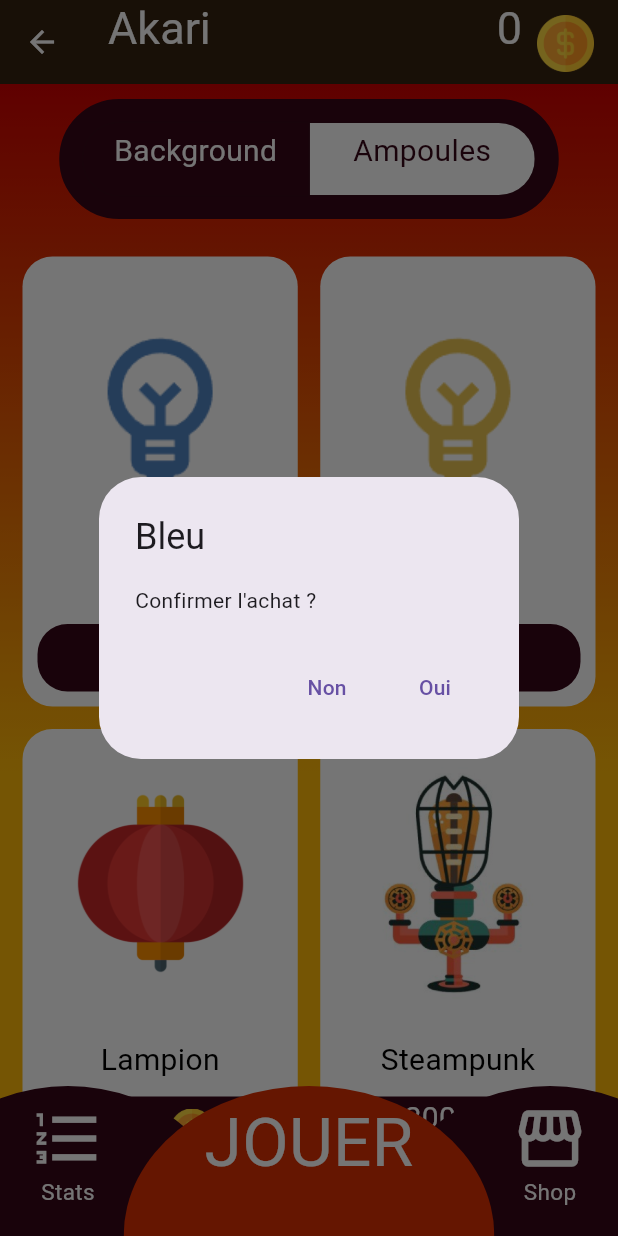
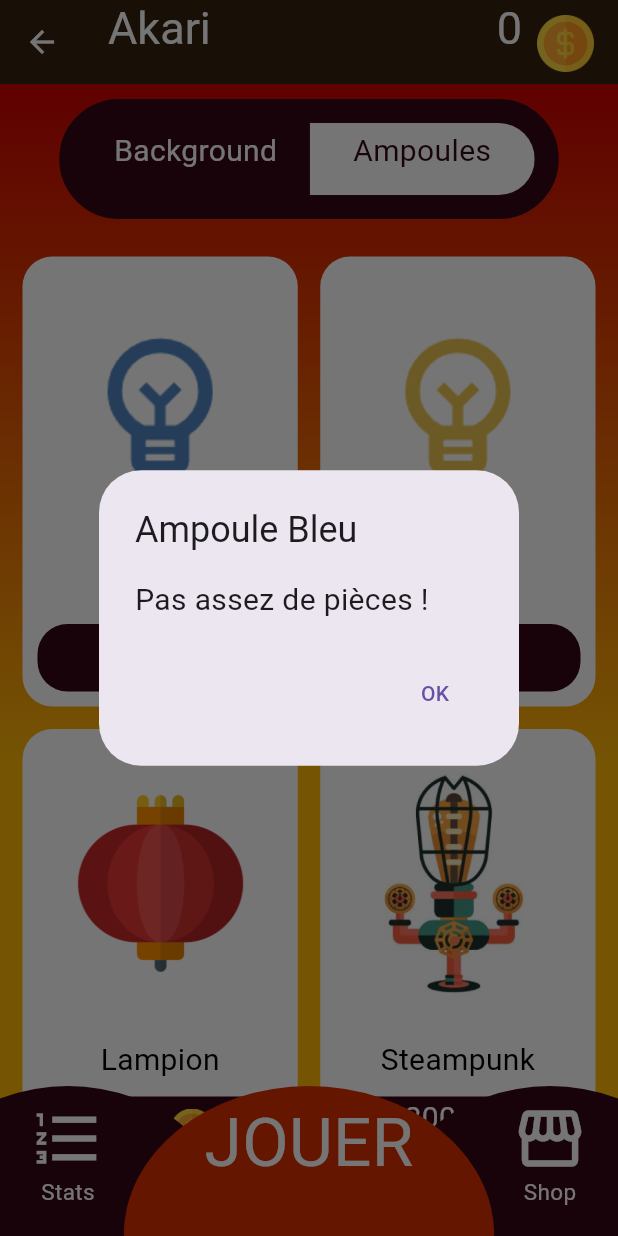
Before and after one commit to SHAfoin/AKARI-HDF, a Flutter app: the PageShop screen opened directly, after a tap on "Ampoules", after a tap on "50", on a phone screen of 412 x 824 dp. Run offline on Flutter 3.47's test engine with Material 3 defaults, Android fonts, the phone set to English and light mode, and no system bars; our stand-ins replace google_fonts, hive, hive_flutter; accounts and stored records are empty; Roboto replaces fonts that are missing (Concert One).

Commit message:
modification style du popup

```diff
--- a/lib/database.dart
+++ b/lib/database.dart
@@ -83,7 +83,8 @@ Future<void> initShopDatabase() async {
     ];
 
     for (var i = 0; i < items.length; i++) {
-      shopItemBox.put(items[i].type == ShopItemType.background ? "background_${items[i].name}" : "bulb${items[i].name}", items[i]);
+      var name = items[i].type == ShopItemType.background ? "background_${items[i].name}" : "bulb${items[i].name}";
+      shopItemBox.put(name, items[i]);
     }
   }
 }
--- a/lib/page_shop/shop_tile.dart
+++ b/lib/page_shop/shop_tile.dart
@@ -38,12 +38,14 @@ class _ShopTileState extends State<ShopTile> {
             onTap: () {
               var obtenu = widget.item.isBought;
               var coins = Hive.box('userBox').get('coins');
+              var name = widget.item.type == ShopItemType.background ? "Thème ${widget.item.name}" : "Ampoule ${widget.item.name}";
               if (!obtenu) {
+                if (coins >= widget.item.price) {
                 showDialog<String>(
                   context: context,
                   builder: (BuildContext context) => AlertDialog(
-                    title: Text(widget.item.name),
-                    content: const Text("Confirmer l'achat ?"),
+                    title: Text(name),
+                    content: const Text("Confirmer l'achat ?", style: TextStyle(fontSize: 20  )),
                     actions: <Widget>[
                       TextButton(
                         onPressed: () => Navigator.pop(context, 'Cancel'),
@@ -52,9 +54,12 @@ class _ShopTileState extends State<ShopTile> {
                       TextButton(
                         onPressed: () {
                           setState(() {
+                            var name = widget.item.type == ShopItemType.background ? "background_${widget.item.name}" : "bulb${widget.item.name}";
                             Hive.box('userBox')
                                 .put('coins', coins - widget.item.price);
                             widget.item.isBought = true;
+                            Hive.box('shopItemBox')
+                                .put(name, widget.item);
                             Navigator.pop(context, 'OK');
                           });
                         },
@@ -63,6 +68,22 @@ class _ShopTileState extends State<ShopTile> {
                     ],
                   ),
                 );
+              } else {
+                showDialog<String>(
+                  context: context,
+                  builder: (BuildContext context) => AlertDialog(
+                    title: Text(name),
+                    content: const Text("Pas assez de pièces !", style: TextStyle(fontSize: 20  ),),
+                    actions: <Widget>[
+                      TextButton(
+                        onPressed: () => Navigator.pop(context, 'OK'),
+                        child: const Text('OK'),
+                      ),
+                    ],
+                  ),
+                );
+
+              }
               }
             },
             child: Container(
```
